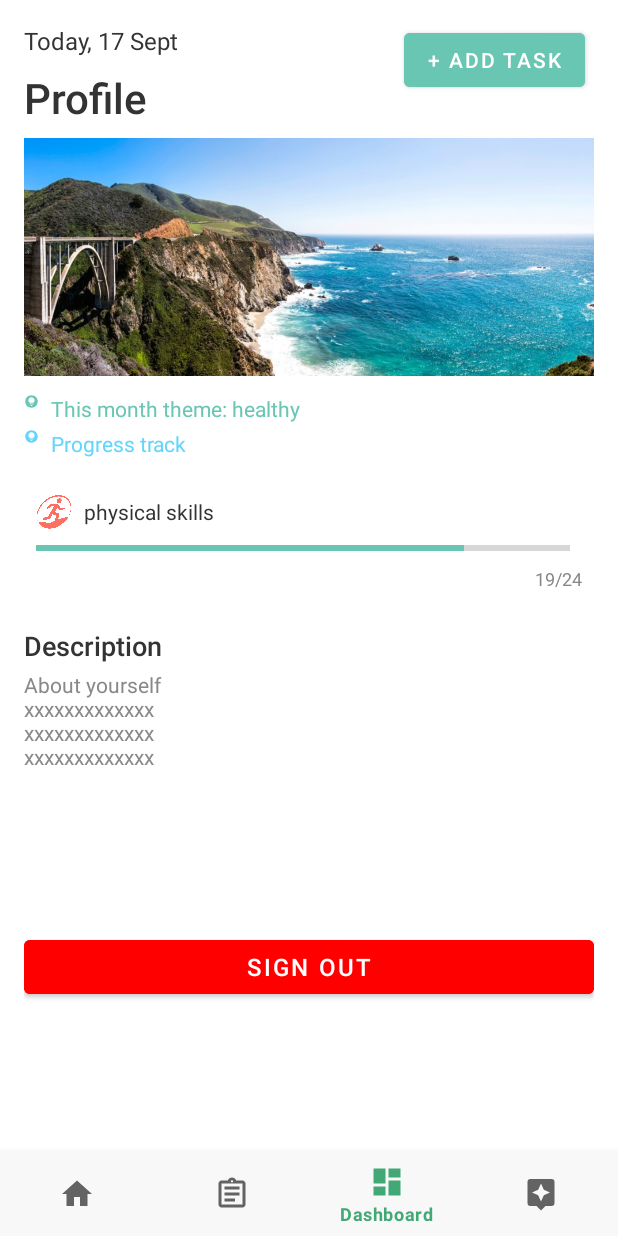
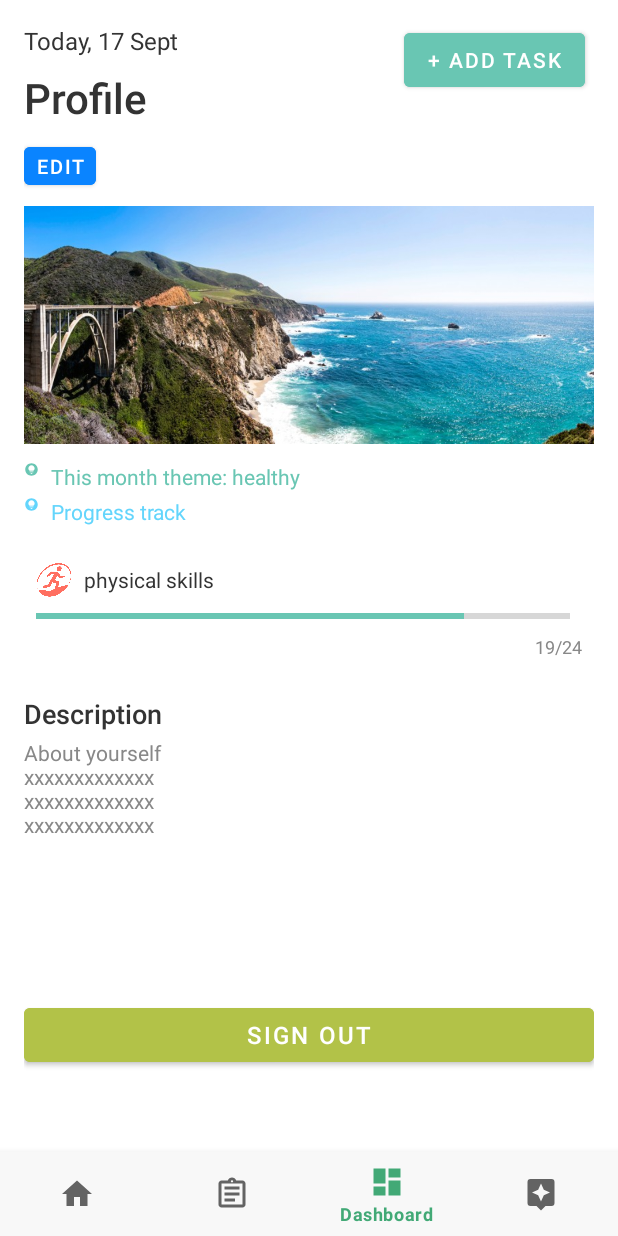
Before and after one commit to Forestocean37/Final-Project-Group-4, an Android app: the DashboardFragment screen opened through its navigation route, on a phone screen of 412 x 824 dp. Run offline under Robolectric (Android 15) with nearby library versions, the light colour scheme and no system bars; our stand-ins replace Firebase (no records; nobody signed in at launch, a user with empty details on screens opened directly), navigation-ui.

Commit message:
profile edit update

```diff
--- a/app/src/main/AndroidManifest.xml
+++ b/app/src/main/AndroidManifest.xml
@@ -28,6 +28,8 @@
                 <category android:name="android.intent.category.LAUNCHER" />
             </intent-filter>
         </activity>
+        <activity android:name=".ui.dashboard.ProfileEditActivity" />
+        <activity android:name=".ui.dashboard.ProfileActivity" />
     </application>
 
 </manifest>
--- a/app/src/main/java/edu/neu/final_project_group_4/ui/dashboard/DashboardFragment.java
+++ b/app/src/main/java/edu/neu/final_project_group_4/ui/dashboard/DashboardFragment.java
@@ -1,5 +1,6 @@
 package edu.neu.final_project_group_4.ui.dashboard;
 
+import android.content.Intent;
 import android.os.Bundle;
 import android.view.LayoutInflater;
 import android.view.View;
@@ -37,6 +38,16 @@ public class DashboardFragment extends Fragment {
             Auth.signOut(getActivity());
         });
 
+        // Set a click listener on the Edit Profile button
+        binding.editProfileButton.setOnClickListener(new View.OnClickListener() {
+            @Override
+            public void onClick(View view) {
+                // Start the ProfileEditActivity
+                Intent intent = new Intent(getActivity(), ProfileEditActivity.class);
+                startActivity(intent);
+            }
+        });
+
         return root;
     }
 
--- a/app/src/main/res/layout/fragment_dashboard.xml
+++ b/app/src/main/res/layout/fragment_dashboard.xml
@@ -1,11 +1,12 @@
 <?xml version="1.0" encoding="utf-8"?>
-<androidx.constraintlayout.widget.ConstraintLayout xmlns:android="http://schemas.android.com/apk/res/android"
+<androidx.constraintlayout.widget.ConstraintLayout
+    xmlns:android="http://schemas.android.com/apk/res/android"
     xmlns:app="http://schemas.android.com/apk/res-auto"
     xmlns:tools="http://schemas.android.com/tools"
     android:layout_width="match_parent"
     android:layout_height="match_parent"
-    tools:context=".ui.dashboard.DashboardFragment"
-    android:padding="16dp">
+    android:padding="16dp"
+    tools:context=".ui.dashboard.DashboardFragment">
 
     <!-- Date and Task Button -->
     <TextView
@@ -45,6 +46,22 @@
         app:layout_constraintStart_toStartOf="parent"
         android:layout_marginTop="8dp" />
 
+    <!-- Edit Button Below Profile -->
+    <Button
+        android:id="@+id/edit_profile_button"
+        android:layout_width="wrap_content"
+        android:layout_height="wrap_content"
+        android:text="Edit"
+        android:backgroundTint="#0A84FF"
+        android:textColor="#FFFFFF"
+        android:textSize="13sp"
+        android:padding="3dp"
+        android:minWidth="48dp"
+        android:minHeight="32dp"
+        app:layout_constraintTop_toBottomOf="@id/profile_heading"
+        app:layout_constraintStart_toStartOf="parent"
+        android:layout_marginTop="8dp" />
+
     <!-- Profile Image with weight -->
     <ImageView
         android:id="@+id/profile_image"
@@ -52,7 +69,7 @@
         android:layout_height="0dp"
         android:scaleType="centerCrop"
         android:src="@drawable/profile_image"
-        app:layout_constraintTop_toBottomOf="@id/profile_heading"
+        app:layout_constraintTop_toBottomOf="@id/edit_profile_button"
         app:layout_constraintStart_toStartOf="parent"
         app:layout_constraintEnd_toEndOf="parent"
         app:layout_constraintHeight_default="percent"
@@ -205,7 +222,7 @@
         android:layout_marginTop="16dp"
         android:text="Sign Out"
         android:textColor="#FFFFFF"
-        android:backgroundTint="#FF0000"
+        android:backgroundTint="#B2C248"
         android:textSize="16sp"
         app:layout_constraintTop_toBottomOf="@id/description_text"
         app:layout_constraintStart_toStartOf="parent"
```
Also changed, not shown: app/src/main/java/edu/neu/final_project_group_4/ui/dashboard/ProfileActivity.java (added, +37 -0 lines), app/src/main/java/edu/neu/final_project_group_4/ui/dashboard/ProfileEditActivity.java (added, +48 -0 lines), app/src/main/res/layout/profile_edit.xml (added, +115 -0 lines).
